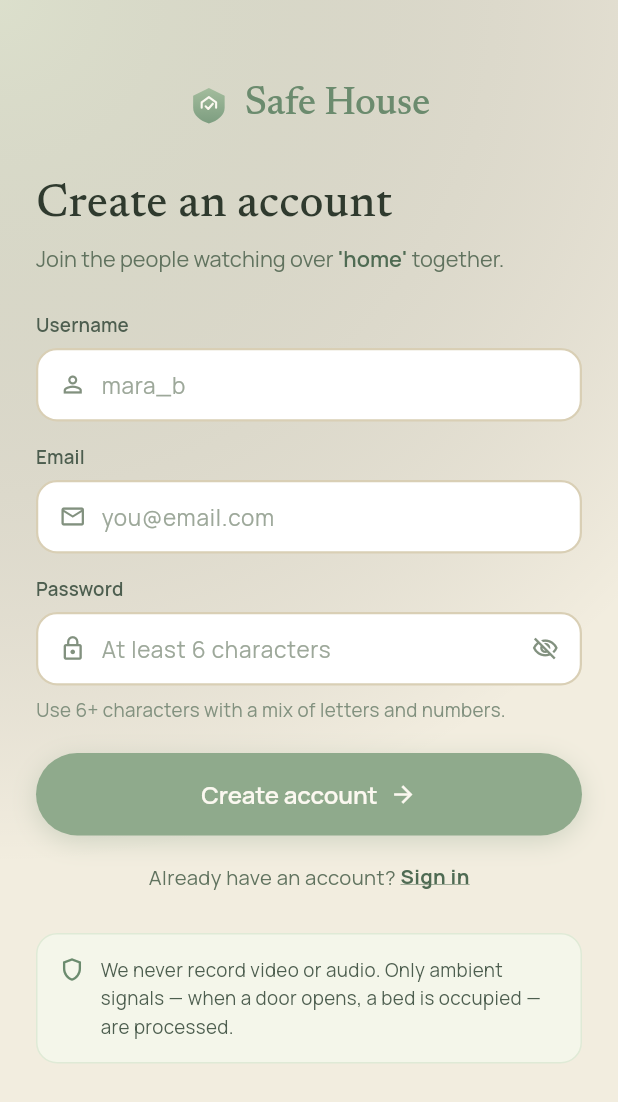
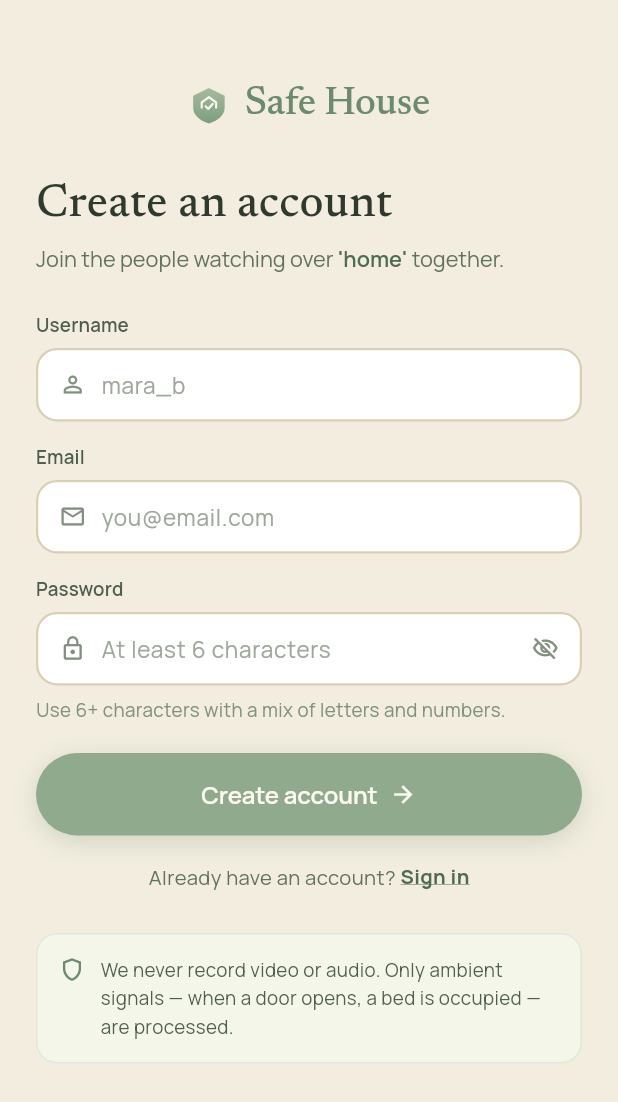
Before and after one commit to nadavwitman/Safe-House, a Flutter app: the screen it shows after launch, after a tap on "Create an account", on a phone screen of 412 x 824 dp. Shown: the top 1102 px of the screen. Run offline on Flutter 3.47's test engine with Material 3 defaults, Android fonts, the phone set to English and light mode, and no system bars; our stand-ins replace firebase_core, firebase_messaging, google_fonts, shared_preferences; accounts and stored records are empty; project files that could hold a hidden picture were left out.

Commit message:
front call button smaller & backround fix

```diff
--- a/front/safe_house_app/lib/screens/auth/sign_in_screen.dart
+++ b/front/safe_house_app/lib/screens/auth/sign_in_screen.dart
@@ -81,16 +81,7 @@ class _SignInScreenState extends State<SignInScreen> {
     return Scaffold(
       backgroundColor: AppColors.bgCream,
       body: Container(
-        decoration: BoxDecoration(
-          gradient: RadialGradient(
-            center: const Alignment(-1, -1),
-            radius: 1.5,
-            colors: [
-              AppColors.sage500.withValues(alpha: 0.35),
-              Colors.transparent
-            ],
-          ),
-        ),
+        color: AppColors.bgCream,
         child: SafeArea(
           child: SingleChildScrollView(
             padding:
--- a/front/safe_house_app/lib/screens/auth/sign_up_screen.dart
+++ b/front/safe_house_app/lib/screens/auth/sign_up_screen.dart
@@ -70,16 +70,7 @@ class _SignUpScreenState extends State<SignUpScreen> {
     return Scaffold(
       backgroundColor: AppColors.bgCream,
       body: Container(
-        decoration: BoxDecoration(
-          gradient: RadialGradient(
-            center: const Alignment(-1, -1),
-            radius: 1.4,
-            colors: [
-              AppColors.sage500.withValues(alpha: 0.30),
-              Colors.transparent
-            ],
-          ),
-        ),
+        color: AppColors.bgCream,
         child: SafeArea(
           child: SingleChildScrollView(
             padding:
--- a/front/safe_house_app/lib/screens/customer/alerts_screen.dart
+++ b/front/safe_house_app/lib/screens/customer/alerts_screen.dart
@@ -679,7 +679,7 @@ class _AlertItem extends StatelessWidget {
                             buttonSize: AppButtonSize.sm,
                             leading: const Icon(Icons.phone, size: 14),
                             onPressed: onCall,
-                            child: const Text('Call emergency contact'),
+                            child: const Text('Call'),
                           ),
                         AppButton(
                           variant: isEmergency
--- a/front/safe_house_app/lib/screens/customer/dashboard_screen.dart
+++ b/front/safe_house_app/lib/screens/customer/dashboard_screen.dart
@@ -845,7 +845,7 @@ class _AlertBanner extends StatelessWidget {
                         buttonSize: AppButtonSize.sm,
                         leading: const Icon(Icons.phone, size: 16),
                         onPressed: onCall,
-                        child: const Text('Call emergency contact'),
+                        child: const Text('Call'),
                       ),
                     AppButton(
                       variant: AppButtonVariant.ghost,
```
